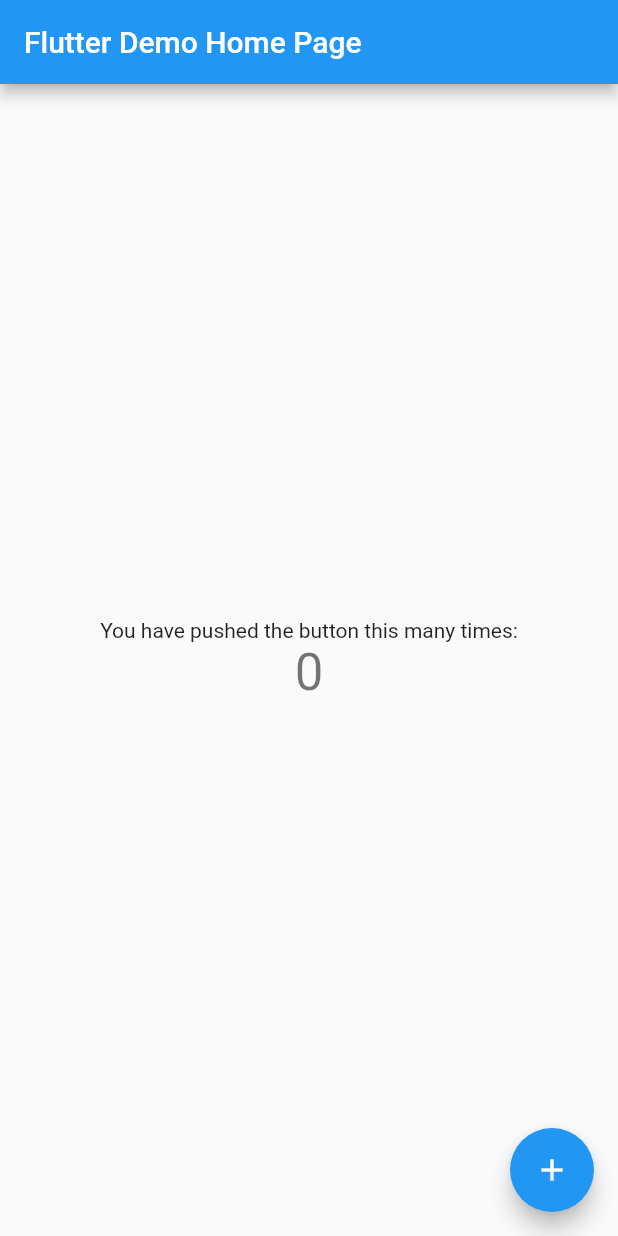
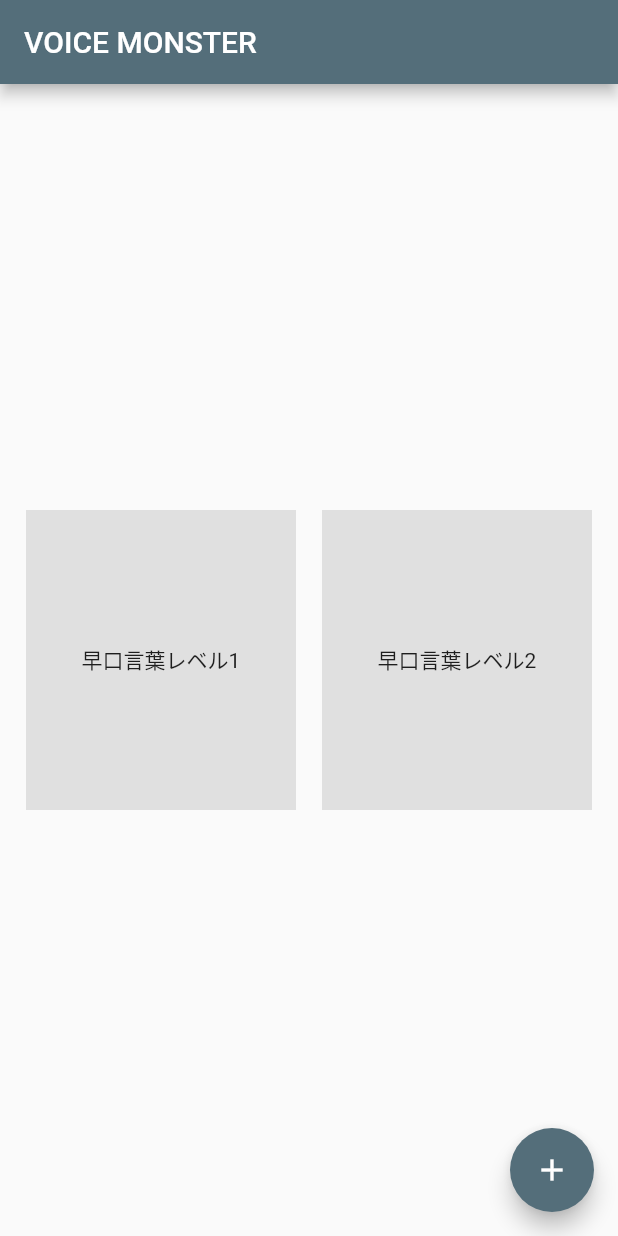
Before and after one commit to beeeyan/flutter-voice-game, a Flutter app: the screen it shows after launch, on a phone screen of 412 x 824 dp. Run offline on Flutter 3.47's test engine with Material 2 defaults, Android fonts, the phone set to English and light mode, and no system bars.

Commit message:
add theme and home page

```diff
--- a/lib/main.dart
+++ b/lib/main.dart
@@ -1,4 +1,5 @@
 import 'package:flutter/material.dart';
+import './ui/home_panel.dart';
 
 void main() => runApp(MyApp());
 
@@ -9,18 +10,12 @@
     return MaterialApp(
       title: 'Flutter Demo',
       theme: ThemeData(
-        // This is the theme of your application.
-        //
-        // Try running your application with "flutter run". You'll see the
-        // application has a blue toolbar. Then, without quitting the app, try
-        // changing the primarySwatch below to Colors.green and then invoke
-        // "hot reload" (press "r" in the console where you ran "flutter run",
-        // or simply save your changes to "hot reload" in a Flutter IDE).
-        // Notice that the counter didn't reset back to zero; the application
-        // is not restarted.
-        primarySwatch: Colors.blue,
+        // default
+        // primarySwatch: Colors.cyan,
+        primaryColor: Colors.blueGrey[600],
+        accentColor: Colors.blueGrey[600],
       ),
-      home: MyHomePage(title: 'Flutter Demo Home Page'),
+      home: MyHomePage(title: 'VOICE MONSTER'),
     );
   }
 }
@@ -72,34 +67,35 @@
         title: Text(widget.title),
       ),
       body: Center(
+        child: HomePanel(),
         // Center is a layout widget. It takes a single child and positions it
         // in the middle of the parent.
-        child: Column(
-          // Column is also a layout widget. It takes a list of children and
-          // arranges them vertically. By default, it sizes itself to fit its
-          // children horizontally, and tries to be as tall as its parent.
-          //
-          // Invoke "debug painting" (press "p" in the console, choose the
-          // "Toggle Debug Paint" action from the Flutter Inspector in Android
-          // Studio, or the "Toggle Debug Paint" command in Visual Studio Code)
-          // to see the wireframe for each widget.
-          //
-          // Column has various properties to control how it sizes itself and
-          // how it positions its children. Here we use mainAxisAlignment to
-          // center the children vertically; the main axis here is the vertical
-          // axis because Columns are vertical (the cross axis would be
-          // horizontal).
-          mainAxisAlignment: MainAxisAlignment.center,
-          children: <Widget>[
-            Text(
-              'You have pushed the button this many times:',
-            ),
-            Text(
-              '$_counter',
-              style: Theme.of(context).textTheme.display1,
-            ),
-          ],
-        ),
+//        child: Column(
+//          // Column is also a layout widget. It takes a list of children and
+//          // arranges them vertically. By default, it sizes itself to fit its
+//          // children horizontally, and tries to be as tall as its parent.
+//          //
+//          // Invoke "debug painting" (press "p" in the console, choose the
+//          // "Toggle Debug Paint" action from the Flutter Inspector in Android
+//          // Studio, or the "Toggle Debug Paint" command in Visual Studio Code)
+//          // to see the wireframe for each widget.
+//          //
+//          // Column has various properties to control how it sizes itself and
+//          // how it positions its children. Here we use mainAxisAlignment to
+//          // center the children vertically; the main axis here is the vertical
+//          // axis because Columns are vertical (the cross axis would be
+//          // horizontal).
+//          mainAxisAlignment: MainAxisAlignment.center,
+//          children: <Widget>[
+//            Text(
+//              'You have pushed the button this many times:',
+//            ),
+//            Text(
+//              '$_counter',
+//              style: Theme.of(context).textTheme.display1,
+//            ),
+//          ],
+//        ),
       ),
       floatingActionButton: FloatingActionButton(
         onPressed: _incrementCounter,
--- /dev/null
+++ b/lib/ui/home_panel.dart
@@ -0,0 +1,32 @@
+import 'package:flutter/material.dart';
+
+class HomePanel extends StatelessWidget {
+  @override
+  Widget build(BuildContext context) {
+    return _panels;
+  }
+
+  final Widget _panels = Row(
+    mainAxisAlignment: MainAxisAlignment.spaceEvenly,
+    children: <Widget>[
+      Container(
+        padding: const EdgeInsets.all(20),
+        color: Colors.grey[300],
+        width: 180,
+        height: 200,
+        child: Center(
+          child: const Text('早口言葉レベル1'),
+        ),
+      ),
+      Container(
+        padding: const EdgeInsets.all(20),
+        color: Colors.grey[300],
+        width: 180,
+        height: 200,
+        child: Center(
+          child: const Text('早口言葉レベル2'),
+        ),
+      ),
+    ],
+  );
+}
```
